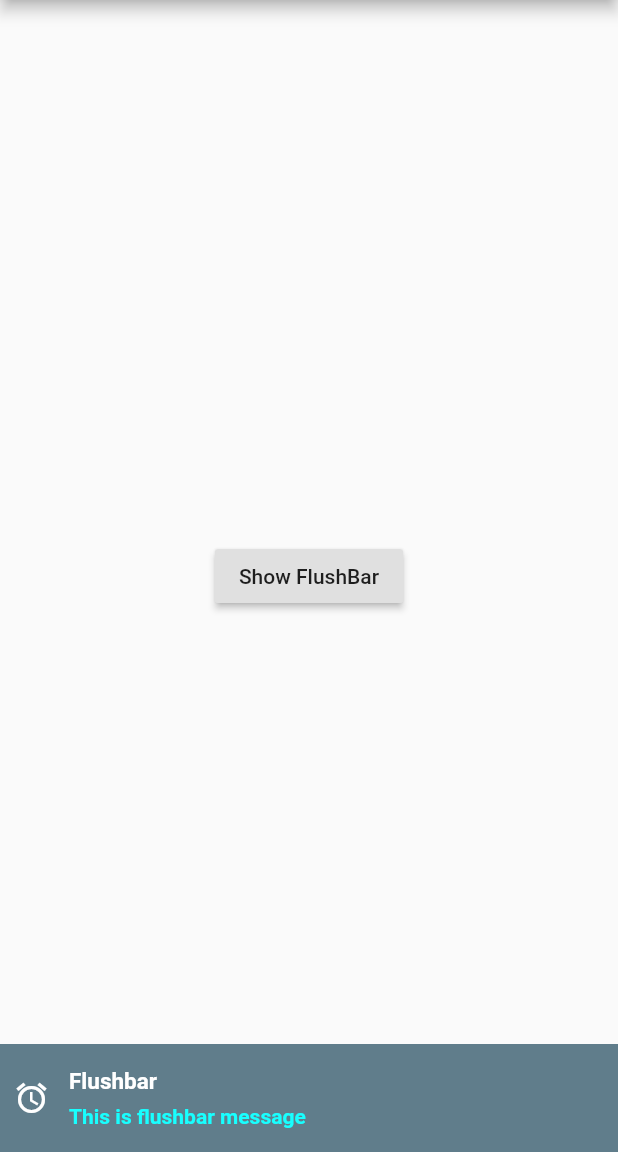
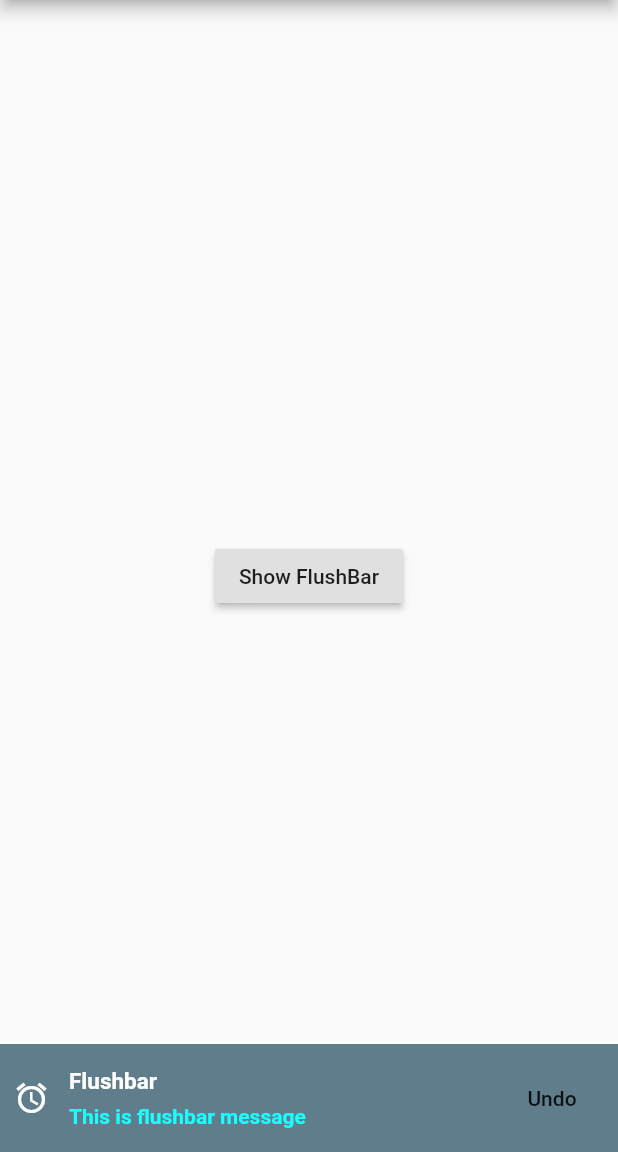
Before and after one commit to aceead/widgetadvanced, a Flutter app: the screen it shows after launch, after a tap on "Show FlushBar", on a phone screen of 412 x 824 dp, the part 84-1236 px from its top. Run offline on Flutter 3.47's test engine with Material 2 defaults, Android fonts, the phone set to English and light mode, and no system bars; our stand-ins replace flushbar, toast.

```diff
--- a/lib/main.dart
+++ b/lib/main.dart
@@ -43,6 +43,10 @@ class _MyHomePageState extends State<MyHomePage> {
           child: Text('Show FlushBar'),
           onPressed: () {
             Flushbar(
+              mainButton: FlatButton(
+                child: Text('Undo'),
+                onPressed: () {},
+              ),
               icon: Icon(
                 Icons.access_alarm,
                 color: Colors.white,
```
Also changed, not shown: 1 other file.
